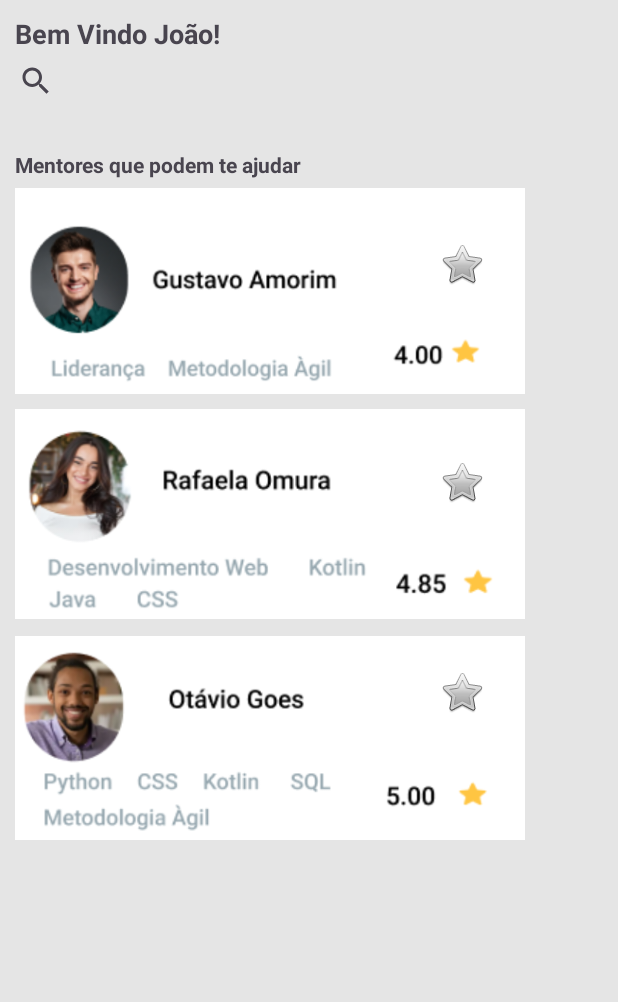
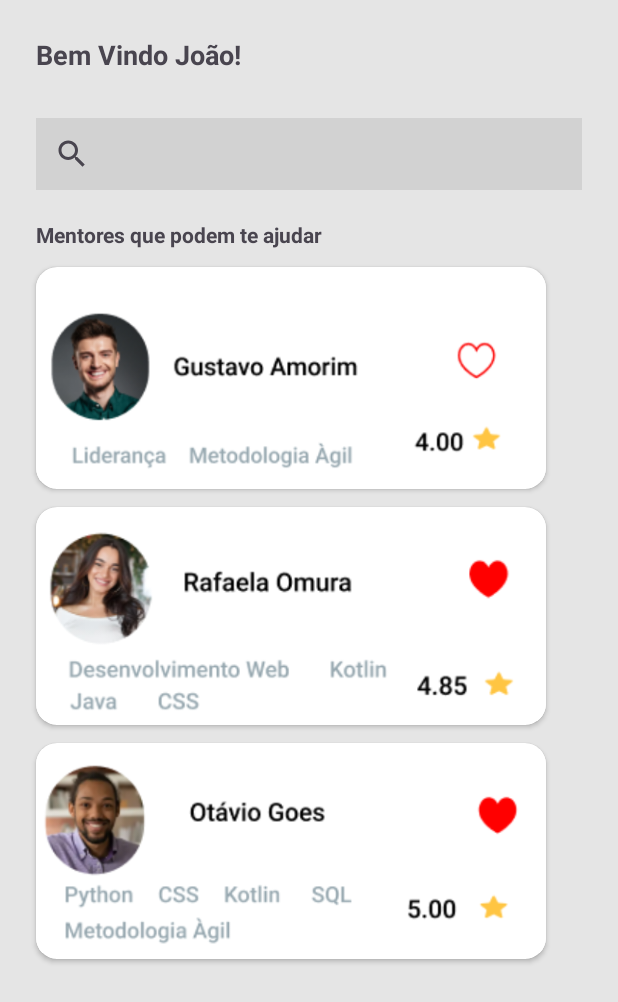
Before and after one commit to MarianaEB21/MentorMatch, an Android app: the fragment Home shown on its own in the app's theme, on a phone screen of 412 x 824 dp. Shown: the top 1002 px of the screen. Run offline under Robolectric (Android 15) with nearby library versions, the phone set to English and light mode, and no system bars.

Commit message:
Ajustando tela de home da aplicação.

```diff
--- a/app/src/main/res/layout/fragment_home.xml
+++ b/app/src/main/res/layout/fragment_home.xml
@@ -1,108 +1,98 @@
 <?xml version="1.0" encoding="utf-8"?>
-<FrameLayout xmlns:android="http://schemas.android.com/apk/res/android"
+<androidx.constraintlayout.widget.ConstraintLayout xmlns:android="http://schemas.android.com/apk/res/android"
     xmlns:app="http://schemas.android.com/apk/res-auto"
     xmlns:tools="http://schemas.android.com/tools"
-
     android:layout_width="match_parent"
     android:layout_height="match_parent"
-    tools:context=".Home"
-    android:background="@color/gelo">
-
+    android:background="@color/gelo"
+    android:padding="12dp"
+    tools:context=".Home">
 
     <TextView
         android:id="@+id/txt_home"
         android:layout_width="wrap_content"
         android:layout_height="wrap_content"
+        android:layout_marginStart="12dp"
+        android:layout_marginTop="12dp"
         android:text="Bem Vindo João!"
+        android:textSize="18sp"
         android:textStyle="bold"
-        android:textSize="18sp"
-        android:layout_marginStart="10dp"
-        android:layout_marginTop="10dp"
-        android:layout_marginBottom="10dp"
+        app:layout_constraintStart_toStartOf="parent"
+        app:layout_constraintTop_toTopOf="parent" />
 
-
-        />
-
-    <SearchView
+    <androidx.appcompat.widget.SearchView
         android:id="@+id/search_view"
         android:layout_width="match_parent"
         android:layout_height="wrap_content"
-        app:layout_constraintTop_toBottomOf="@+id/txt_home"
-        android:layout_marginStart="0dp"
+        android:layout_marginStart="12dp"
         android:layout_marginTop="30dp"
-
-        >
-
-    </SearchView>
+        android:layout_marginEnd="12dp"
+        android:background="@color/grey"
+        android:queryHint="Pesquise por uma pessoa"
+        app:layout_constraintEnd_toEndOf="parent"
+        app:layout_constraintStart_toStartOf="parent"
+        app:layout_constraintTop_toBottomOf="@+id/txt_home" />
 
     <TextView
         android:id="@+id/txt_mentor"
         android:layout_width="wrap_content"
         android:layout_height="wrap_content"
-        android:layout_marginStart="10dp"
-        android:layout_marginTop="100dp"
-        android:layout_marginBottom="10dp"
+        android:layout_marginStart="12dp"
+        android:layout_marginTop="20dp"
         android:text="Mentores que podem te ajudar"
         android:textStyle="bold"
-        app:layout_constraintTop_toBottomOf="@+id/search_view"
-        />
+        app:layout_constraintStart_toStartOf="parent"
+        app:layout_constraintTop_toBottomOf="@+id/search_view" />
+
+    <androidx.cardview.widget.CardView
+        android:id="@+id/card_mentor1"
+        android:layout_width="340dp"
+        android:layout_height="wrap_content"
+        android:layout_marginStart="12dp"
+        android:layout_marginTop="12dp"
+        app:cardCornerRadius="14dp"
+        app:layout_constraintStart_toStartOf="parent"
+        app:layout_constraintTop_toBottomOf="@+id/txt_mentor">
 
         <ImageView
             android:id="@+id/img_mentor1"
             android:layout_width="340dp"
             android:layout_height="wrap_content"
-        android:src="@drawable/mentor1"
-        app:layout_constraintTop_toBottomOf="@+id/txt_mentor"
-        android:layout_marginStart="10dp"
-        android:layout_marginTop="120dp"/>
+            android:src="@drawable/mentor1" />
+    </androidx.cardview.widget.CardView>
 
-    <ImageButton
-        android:id="@+id/imageButton1"
-        android:layout_width="wrap_content"
+    <androidx.cardview.widget.CardView
+        android:id="@+id/card_mentor2"
+        android:layout_width="340dp"
         android:layout_height="wrap_content"
-        android:src="@android:drawable/btn_star"
-        app:layout_constraintTop_toBottomOf="@+id/txt_mentor"
-        android:layout_marginStart="280dp"
-        android:layout_marginTop="150dp"
-        android:backgroundTint="@color/white"
-        />
+        android:layout_marginStart="12dp"
+        android:layout_marginTop="12dp"
+        app:cardCornerRadius="14dp"
+        app:layout_constraintStart_toStartOf="parent"
+        app:layout_constraintTop_toBottomOf="@+id/card_mentor1">
 
         <ImageView
             android:id="@+id/img_mentor2"
             android:layout_width="340dp"
             android:layout_height="wrap_content"
-        android:src="@drawable/mentor2"
-        app:layout_constraintTop_toBottomOf="@+id/img_mentor1"
-        android:layout_marginStart="10dp"
-        android:layout_marginTop="270dp"/>
+            android:src="@drawable/mentor2" />
+    </androidx.cardview.widget.CardView>
 
-    <ImageButton
-        android:id="@+id/imageButton2"
-        android:layout_width="wrap_content"
+    <androidx.cardview.widget.CardView
+        android:id="@+id/card_mentor3"
+        android:layout_width="340dp"
         android:layout_height="wrap_content"
-        android:src="@android:drawable/btn_star"
-        app:layout_constraintTop_toBottomOf="@+id/img_mentor1"
-        android:layout_marginStart="280dp"
-        android:layout_marginTop="295dp"
-        android:backgroundTint="@color/white"/>
+        android:layout_marginStart="12dp"
+        android:layout_marginTop="12dp"
+        app:cardCornerRadius="14dp"
+        app:layout_constraintStart_toStartOf="parent"
+        app:layout_constraintTop_toBottomOf="@+id/card_mentor2">
 
         <ImageView
             android:id="@+id/img_mentor3"
             android:layout_width="340dp"
             android:layout_height="wrap_content"
-        android:src="@drawable/mentor3"
-        app:layout_constraintTop_toBottomOf="@+id/img_mentor2"
-        android:layout_marginStart="10dp"
-        android:layout_marginTop="420dp"/>
+            android:src="@drawable/mentor3" />
+    </androidx.cardview.widget.CardView>
 
-    <ImageButton
-        android:id="@+id/imageButton3"
-        android:layout_width="wrap_content"
-        android:layout_height="wrap_content"
-        android:src="@android:drawable/btn_star"
-        app:layout_constraintTop_toBottomOf="@+id/img_mentor2"
-        android:layout_marginStart="280dp"
-        android:layout_marginTop="435dp"
-        android:backgroundTint="@color/white"/>
-
-</FrameLayout>
+</androidx.constraintlayout.widget.ConstraintLayout>
```
Lines whose indentation alone changed are shown as unchanged.
